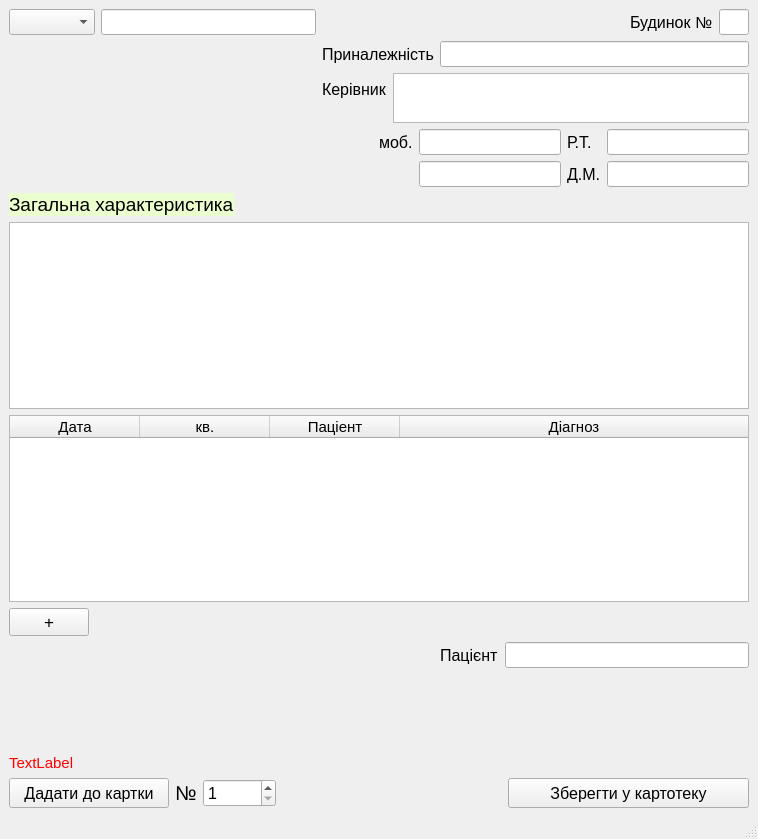
Qt form case_record_file.ui (LiquorProg/katalog) before a commit.
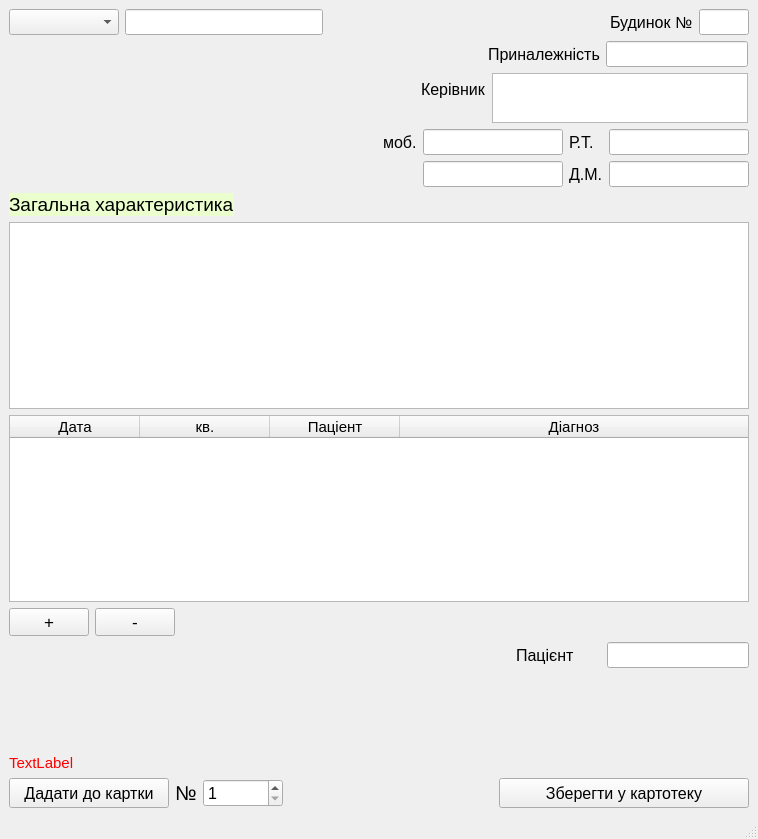
The same form after that commit.

The edit to the form file:
```diff
--- a/case_record_file.ui
+++ b/case_record_file.ui
@@ -17,8 +17,32 @@
    <layout class="QGridLayout" name="gridLayout_2">
     <item row="5" column="2">
      <layout class="QHBoxLayout" name="horizontalLayout_2">
+      <property name="spacing">
+       <number>6</number>
+      </property>
+      <property name="sizeConstraint">
+       <enum>QLayout::SetDefaultConstraint</enum>
+      </property>
+      <property name="leftMargin">
+       <number>96</number>
+      </property>
+      <property name="topMargin">
+       <number>0</number>
+      </property>
+      <property name="rightMargin">
+       <number>0</number>
+      </property>
+      <property name="bottomMargin">
+       <number>0</number>
+      </property>
       <item>
        <widget class="QLabel" name="label_9_3">
+        <property name="maximumSize">
+         <size>
+          <width>16777215</width>
+          <height>16777215</height>
+         </size>
+        </property>
         <property name="font">
          <font>
           <pointsize>12</pointsize>
@@ -34,6 +58,12 @@
       </item>
       <item>
        <widget class="QLineEdit" name="pat_name_3">
+        <property name="sizePolicy">
+         <sizepolicy hsizetype="Fixed" vsizetype="Fixed">
+          <horstretch>0</horstretch>
+          <verstretch>0</verstretch>
+         </sizepolicy>
+        </property>
         <property name="font">
          <font>
           <pointsize>11</pointsize>
@@ -101,7 +131,7 @@
         </property>
         <property name="maximumSize">
          <size>
-          <width>30</width>
+          <width>50</width>
           <height>16777215</height>
          </size>
         </property>
@@ -116,6 +146,24 @@
     </item>
     <item row="1" column="1" colspan="2">
      <layout class="QFormLayout" name="formLayout_2">
+      <property name="labelAlignment">
+       <set>Qt::AlignLeading|Qt::AlignLeft|Qt::AlignVCenter</set>
+      </property>
+      <property name="formAlignment">
+       <set>Qt::AlignRight|Qt::AlignTop|Qt::AlignTrailing</set>
+      </property>
+      <property name="horizontalSpacing">
+       <number>6</number>
+      </property>
+      <property name="verticalSpacing">
+       <number>6</number>
+      </property>
+      <property name="rightMargin">
+       <number>7</number>
+      </property>
+      <property name="bottomMargin">
+       <number>0</number>
+      </property>
       <item row="0" column="0">
        <widget class="QLabel" name="label_4_3">
         <property name="font">
@@ -133,6 +181,12 @@
       </item>
       <item row="0" column="1">
        <widget class="QLineEdit" name="affiliation_3">
+        <property name="sizePolicy">
+         <sizepolicy hsizetype="Fixed" vsizetype="Fixed">
+          <horstretch>0</horstretch>
+          <verstretch>0</verstretch>
+         </sizepolicy>
+        </property>
         <property name="font">
          <font>
           <pointsize>11</pointsize>
@@ -144,6 +198,15 @@
     </item>
     <item row="2" column="1" colspan="2">
      <layout class="QFormLayout" name="formLayout">
+      <property name="formAlignment">
+       <set>Qt::AlignRight|Qt::AlignTop|Qt::AlignTrailing</set>
+      </property>
+      <property name="horizontalSpacing">
+       <number>6</number>
+      </property>
+      <property name="rightMargin">
+       <number>7</number>
+      </property>
       <item row="0" column="0">
        <widget class="QLabel" name="label_5_3">
         <property name="font">
@@ -161,6 +224,12 @@
       </item>
       <item row="0" column="1">
        <widget class="QTextEdit" name="manager_3">
+        <property name="sizePolicy">
+         <sizepolicy hsizetype="Fixed" vsizetype="Fixed">
+          <horstretch>0</horstretch>
+          <verstretch>0</verstretch>
+         </sizepolicy>
+        </property>
         <property name="maximumSize">
          <size>
           <width>16777215</width>
@@ -178,18 +247,6 @@
     </item>
     <item row="4" column="0" colspan="3">
      <layout class="QFormLayout" name="formLayout_4">
-      <item row="1" column="0">
-       <widget class="QPushButton" name="add_to_diag_Button_3">
-        <property name="font">
-         <font>
-          <pointsize>13</pointsize>
-         </font>
-        </property>
-        <property name="text">
-         <string>+</string>
-        </property>
-       </widget>
-      </item>
       <item row="0" column="0" colspan="2">
        <widget class="QTableWidget" name="tableWidget_diag_file">
         <property name="font">
@@ -234,12 +291,52 @@
         </column>
        </widget>
       </item>
+      <item row="1" column="0">
+       <layout class="QGridLayout" name="gridLayout_4">
+        <item row="0" column="1">
+         <widget class="QPushButton" name="del_from_diag_Button_2">
+          <property name="font">
+           <font>
+            <pointsize>13</pointsize>
+           </font>
+          </property>
+          <property name="text">
+           <string>-</string>
+          </property>
+         </widget>
+        </item>
+        <item row="0" column="0">
+         <widget class="QPushButton" name="add_to_diag_Button_3">
+          <property name="font">
+           <font>
+            <pointsize>13</pointsize>
+           </font>
+          </property>
+          <property name="text">
+           <string>+</string>
+          </property>
+         </widget>
+        </item>
+       </layout>
+      </item>
      </layout>
     </item>
     <item row="0" column="0">
      <layout class="QFormLayout" name="formLayout_3">
       <item row="0" column="0">
        <widget class="QComboBox" name="comboBox_streets_3">
+        <property name="sizePolicy">
+         <sizepolicy hsizetype="Minimum" vsizetype="Fixed">
+          <horstretch>0</horstretch>
+          <verstretch>0</verstretch>
+         </sizepolicy>
+        </property>
+        <property name="minimumSize">
+         <size>
+          <width>110</width>
+          <height>0</height>
+         </size>
+        </property>
         <property name="font">
          <font>
           <pointsize>11</pointsize>
@@ -322,7 +419,7 @@
        <widget class="QSpinBox" name="curd_numberBox">
         <property name="minimumSize">
          <size>
-          <width>70</width>
+          <width>80</width>
           <height>0</height>
          </size>
         </property>
@@ -375,6 +472,18 @@
        <layout class="QGridLayout" name="gridLayout">
         <item row="1" column="4">
          <widget class="QLineEdit" name="mobile_2_3">
+          <property name="sizePolicy">
+           <sizepolicy hsizetype="Fixed" vsizetype="Fixed">
+            <horstretch>0</horstretch>
+            <verstretch>0</verstretch>
+           </sizepolicy>
+          </property>
+          <property name="maximumSize">
+           <size>
+            <width>140</width>
+            <height>16777215</height>
+           </size>
+          </property>
           <property name="font">
            <font>
             <pointsize>11</pointsize>
@@ -440,6 +549,24 @@
         </item>
         <item row="0" column="4">
          <widget class="QLineEdit" name="mobile_1_3">
+          <property name="sizePolicy">
+           <sizepolicy hsizetype="Fixed" vsizetype="Fixed">
+            <horstretch>0</horstretch>
+            <verstretch>0</verstretch>
+           </sizepolicy>
+          </property>
+          <property name="minimumSize">
+           <size>
+            <width>1</width>
+            <height>0</height>
+           </size>
+          </property>
+          <property name="maximumSize">
+           <size>
+            <width>140</width>
+            <height>16777215</height>
+           </size>
+          </property>
           <property name="font">
            <font>
             <pointsize>11</pointsize>
@@ -480,6 +607,18 @@
         </item>
         <item row="1" column="6">
          <widget class="QLineEdit" name="home_phone_3">
+          <property name="sizePolicy">
+           <sizepolicy hsizetype="Fixed" vsizetype="Fixed">
+            <horstretch>0</horstretch>
+            <verstretch>0</verstretch>
+           </sizepolicy>
+          </property>
+          <property name="maximumSize">
+           <size>
+            <width>140</width>
+            <height>16777215</height>
+           </size>
+          </property>
           <property name="font">
            <font>
             <pointsize>11</pointsize>
@@ -489,6 +628,18 @@
         </item>
         <item row="0" column="6">
          <widget class="QLineEdit" name="work_phone_3">
+          <property name="sizePolicy">
+           <sizepolicy hsizetype="Fixed" vsizetype="Fixed">
+            <horstretch>0</horstretch>
+            <verstretch>0</verstretch>
+           </sizepolicy>
+          </property>
+          <property name="maximumSize">
+           <size>
+            <width>140</width>
+            <height>16777215</height>
+           </size>
+          </property>
           <property name="font">
            <font>
             <pointsize>11</pointsize>
@@ -601,8 +752,17 @@
     </item>
     <item row="7" column="2">
      <layout class="QFormLayout" name="formLayout_6">
+      <property name="labelAlignment">
+       <set>Qt::AlignRight|Qt::AlignTrailing|Qt::AlignVCenter</set>
+      </property>
+      <property name="formAlignment">
+       <set>Qt::AlignRight|Qt::AlignTop|Qt::AlignTrailing</set>
+      </property>
       <property name="horizontalSpacing">
-       <number>28</number>
+       <number>39</number>
+      </property>
+      <property name="verticalSpacing">
+       <number>24</number>
       </property>
       <item row="0" column="1">
        <spacer name="verticalSpacer_2">
```
